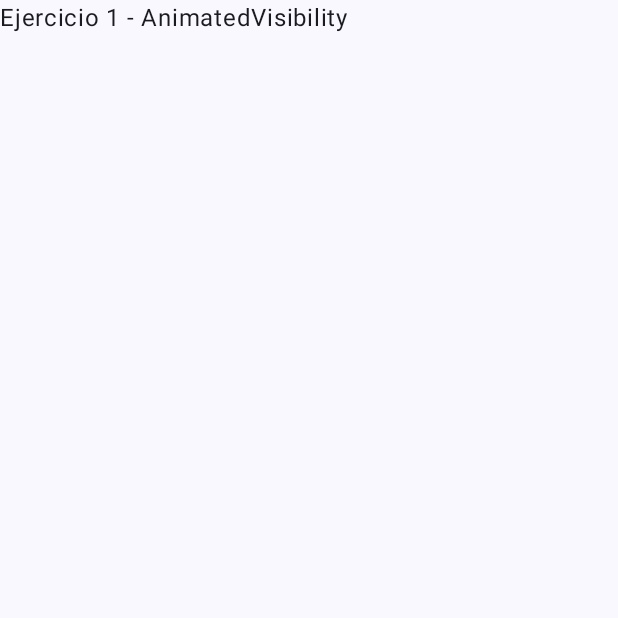
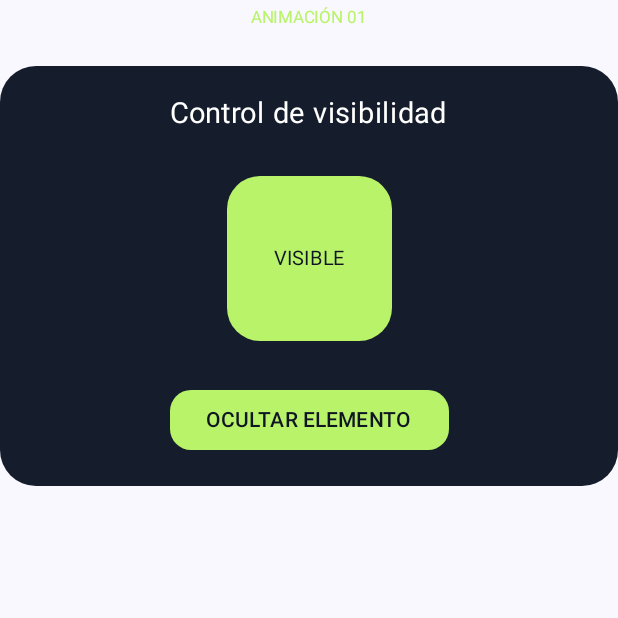
Before and after one commit to yefersonquispe-cloud/Lab13Animaciones, an Android app built with Jetpack Compose: the composable Ejercicio1Screen shown on its own in the app's theme, on a phone screen of 412 x 824 dp, the top half of it. Run offline under Robolectric (Android 15) with nearby library versions, the phone set to English and light mode, and no system bars.

Commit message:
Preparé la interfaz del ejercicio 1

```diff
--- a/app/src/main/java/com/yeferson/lab13animaciones/screens/Ejercicio1Screen.kt
+++ b/app/src/main/java/com/yeferson/lab13animaciones/screens/Ejercicio1Screen.kt
@@ -1,9 +1,57 @@
 package com.yeferson.lab13animaciones.screens
 
-import androidx.compose.material3.Text
-import androidx.compose.runtime.Composable
+import androidx.compose.foundation.background
+import androidx.compose.foundation.layout.*
+import androidx.compose.foundation.shape.RoundedCornerShape
+import androidx.compose.material3.*
+import androidx.compose.runtime.*
+import androidx.compose.ui.Alignment
+import androidx.compose.ui.Modifier
+import androidx.compose.ui.graphics.Color
+import androidx.compose.ui.unit.dp
+import androidx.compose.ui.unit.sp
 
 @Composable
 fun Ejercicio1Screen() {
-    Text("Ejercicio 1 - AnimatedVisibility")
+    var isVisible by remember { mutableStateOf(true) }
+    Column(
+        modifier = Modifier.fillMaxWidth(),
+        horizontalAlignment = Alignment.CenterHorizontally
+    ) {
+        Text("ANIMACIÓN 01", color = Color(0xFFB9F36A), fontSize = 11.sp)
+        Spacer(modifier = Modifier.height(20.dp))
+        Card(
+            modifier = Modifier.fillMaxWidth().height(280.dp),
+            shape = RoundedCornerShape(24.dp),
+            colors = CardDefaults.cardColors(containerColor = Color(0xFF151D2C))
+        ) {
+            Column(
+                modifier = Modifier.fillMaxSize().padding(20.dp),
+                horizontalAlignment = Alignment.CenterHorizontally,
+                verticalArrangement = Arrangement.SpaceBetween
+            ) {
+                Text("Control de visibilidad", color = Color.White, fontSize = 19.sp)
+                if (isVisible) {
+                    Box(
+                        modifier = Modifier.size(110.dp).background(Color(0xFFB9F36A), RoundedCornerShape(22.dp)),
+                        contentAlignment = Alignment.Center
+                    ) {
+                        Text("VISIBLE", color = Color(0xFF101522), fontSize = 13.sp)
+                    }
+                } else {
+                    Text("Elemento oculto", color = Color(0xFF9AA3B2), fontSize = 14.sp)
+                }
+                Button(
+                    onClick = { isVisible = !isVisible },
+                    colors = ButtonDefaults.buttonColors(containerColor = Color(0xFFB9F36A)),
+                    shape = RoundedCornerShape(14.dp)
+                ) {
+                    Text(
+                        if (isVisible) "OCULTAR ELEMENTO" else "MOSTRAR ELEMENTO",
+                        color = Color(0xFF101522)
+                    )
+                }
+            }
+        }
+    }
 }
```
